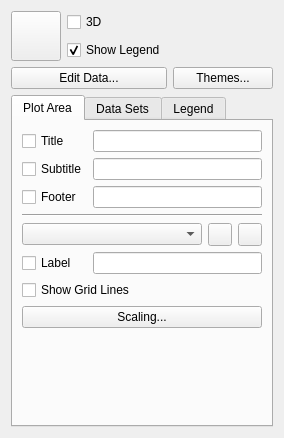
Above: kchart/shape/ChartConfigWidget.ui from KDE/koffice-chartingshape before the change. Below: the same form after it.
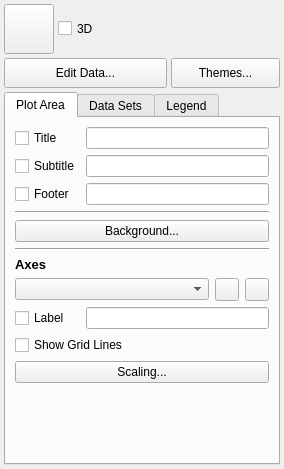
That is the form after the change. The open tabs and pages were chosen to show the change. Icons and pictures are not drawn. Custom widgets are drawn as their Qt base class.

Commit message: More of the more work on the GUI design of the chart tool

The edit to the form file:
```diff
--- a/kchart/shape/ChartConfigWidget.ui
+++ b/kchart/shape/ChartConfigWidget.ui
@@ -7,15 +7,21 @@
     <x>0</x>
     <y>0</y>
     <width>284</width>
-    <height>438</height>
+    <height>469</height>
    </rect>
   </property>
   <property name="windowTitle" >
    <string>Form</string>
   </property>
-  <layout class="QGridLayout" >
-   <item rowspan="2" row="0" column="0" >
     <widget class="QPushButton" name="chartTypeMenu" >
+   <property name="geometry" >
+    <rect>
+     <x>4</x>
+     <y>4</y>
+     <width>50</width>
+     <height>50</height>
+    </rect>
+   </property>
      <property name="sizePolicy" >
       <sizepolicy vsizetype="Fixed" hsizetype="Fixed" >
        <horstretch>0</horstretch>
@@ -50,40 +56,41 @@
       </size>
      </property>
     </widget>
-   </item>
-   <item row="0" column="1" colspan="2" >
     <widget class="QCheckBox" name="threeDLook" >
+   <property name="geometry" >
+    <rect>
+     <x>58</x>
+     <y>17</y>
+     <width>222</width>
+     <height>23</height>
+    </rect>
+   </property>
      <property name="text" >
       <string>3D</string>
      </property>
     </widget>
-   </item>
-   <item row="1" column="1" colspan="2" >
-    <widget class="QCheckBox" name="showLegend" >
-     <property name="text" >
-      <string>Show Legend</string>
-     </property>
-     <property name="checked" >
-      <bool>true</bool>
-     </property>
-    </widget>
-   </item>
-   <item row="2" column="0" colspan="2" >
     <widget class="QPushButton" name="editData" >
+   <property name="geometry" >
+    <rect>
+     <x>4</x>
+     <y>58</y>
+     <width>163</width>
+     <height>30</height>
+    </rect>
+   </property>
      <property name="text" >
       <string>Edit Data...</string>
      </property>
     </widget>
-   </item>
-   <item row="2" column="2" >
-    <widget class="QPushButton" name="pushButton_5" >
-     <property name="text" >
-      <string>Themes...</string>
-     </property>
-    </widget>
-   </item>
-   <item row="3" column="0" colspan="3" >
     <widget class="QTabWidget" name="tabWidget" >
+   <property name="geometry" >
+    <rect>
+     <x>4</x>
+     <y>92</y>
+     <width>276</width>
+     <height>373</height>
+    </rect>
+   </property>
      <property name="sizePolicy" >
       <sizepolicy vsizetype="Expanding" hsizetype="Expanding" >
        <horstretch>0</horstretch>
@@ -147,54 +154,78 @@
         <widget class="QLineEdit" name="lineEdit_3" />
        </item>
        <item row="3" column="0" colspan="4" >
+      <widget class="Line" name="line_3" >
+       <property name="orientation" >
+        <enum>Qt::Horizontal</enum>
+       </property>
+      </widget>
+     </item>
+     <item row="4" column="0" colspan="4" >
+      <widget class="QPushButton" name="pushButton_4" >
+       <property name="text" >
+        <string>Background...</string>
+       </property>
+      </widget>
+     </item>
+     <item row="5" column="0" colspan="4" >
         <widget class="Line" name="line_2" >
          <property name="orientation" >
           <enum>Qt::Horizontal</enum>
          </property>
         </widget>
        </item>
-       <item row="4" column="0" colspan="2" >
+     <item row="6" column="0" >
+      <widget class="QLabel" name="label_2" >
+       <property name="text" >
+        <string>&lt;html>&lt;head>&lt;meta name="qrichtext" content="1" />&lt;style type="text/css">
+p, li { white-space: pre-wrap; }
+&lt;/style>&lt;/head>&lt;body style=" font-family:'Sans Serif'; font-size:10pt; font-weight:400; font-style:normal;">
+&lt;p style=" margin-top:0px; margin-bottom:0px; margin-left:0px; margin-right:0px; -qt-block-indent:0; text-indent:0px;">&lt;span style=" font-weight:600;">Axes&lt;/span>&lt;/p>&lt;/body>&lt;/html></string>
+       </property>
+      </widget>
+     </item>
+     <item row="7" column="0" colspan="2" >
         <widget class="QComboBox" name="axisSelection" />
        </item>
-       <item row="4" column="2" >
+     <item row="7" column="2" >
         <widget class="QToolButton" name="addAxis" >
          <property name="text" >
           <string/>
          </property>
         </widget>
        </item>
-       <item row="4" column="3" >
+     <item row="7" column="3" >
         <widget class="QToolButton" name="removeAxis" >
          <property name="text" >
           <string/>
          </property>
         </widget>
        </item>
-       <item row="5" column="0" >
+     <item row="8" column="0" >
         <widget class="QCheckBox" name="checkBox_4" >
          <property name="text" >
           <string>Label</string>
          </property>
         </widget>
        </item>
-       <item row="5" column="1" colspan="3" >
+     <item row="8" column="1" colspan="3" >
         <widget class="QLineEdit" name="lineEdit_4" />
        </item>
-       <item row="6" column="0" colspan="4" >
+     <item row="9" column="0" colspan="4" >
         <widget class="QCheckBox" name="checkBox_5" >
          <property name="text" >
           <string>Show Grid Lines</string>
          </property>
         </widget>
        </item>
-       <item row="7" column="0" colspan="4" >
+     <item row="10" column="0" colspan="4" >
         <widget class="QPushButton" name="pushButton_2" >
          <property name="text" >
           <string>Scaling...</string>
          </property>
         </widget>
        </item>
-       <item row="8" column="0" >
+     <item row="11" column="0" >
         <spacer>
          <property name="orientation" >
           <enum>Qt::Vertical</enum>
@@ -344,7 +375,24 @@
        <string>Legend</string>
       </attribute>
       <layout class="QGridLayout" >
-       <item row="0" column="0" >
+     <item row="0" column="0" colspan="3" >
+      <widget class="QCheckBox" name="showLegend" >
+       <property name="text" >
+        <string>Show Legend</string>
+       </property>
+       <property name="checked" >
+        <bool>true</bool>
+       </property>
+      </widget>
+     </item>
+     <item row="1" column="0" colspan="4" >
+      <widget class="Line" name="line" >
+       <property name="orientation" >
+        <enum>Qt::Horizontal</enum>
+       </property>
+      </widget>
+     </item>
+     <item row="2" column="0" >
         <widget class="QLabel" name="label_8" >
          <property name="sizePolicy" >
           <sizepolicy vsizetype="Preferred" hsizetype="Fixed" >
@@ -408,14 +456,7 @@
          </property>
         </widget>
        </item>
-       <item row="4" column="0" colspan="4" >
-        <widget class="QPushButton" name="pushButton_4" >
-         <property name="text" >
-          <string>Font and Colors...</string>
-         </property>
-        </widget>
-       </item>
-       <item row="5" column="0" colspan="2" >
+     <item row="6" column="0" colspan="2" >
         <spacer>
          <property name="orientation" >
           <enum>Qt::Vertical</enum>
@@ -431,8 +472,19 @@
       </layout>
      </widget>
     </widget>
-   </item>
-  </layout>
+  <widget class="QPushButton" name="pushButton_5" >
+   <property name="geometry" >
+    <rect>
+     <x>171</x>
+     <y>58</y>
+     <width>109</width>
+     <height>30</height>
+    </rect>
+   </property>
+   <property name="text" >
+    <string>Themes...</string>
+   </property>
+  </widget>
  </widget>
  <customwidgets>
   <customwidget>
```
Left out of the diff: 18 changed lines with no effect on the pictures. Lines whose indentation alone changed are shown as unchanged.
